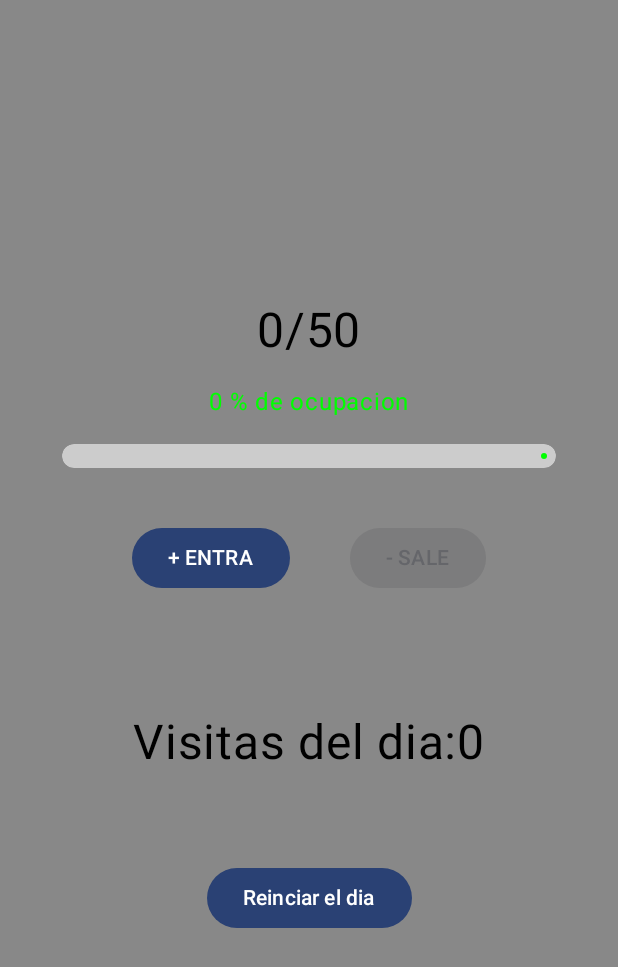
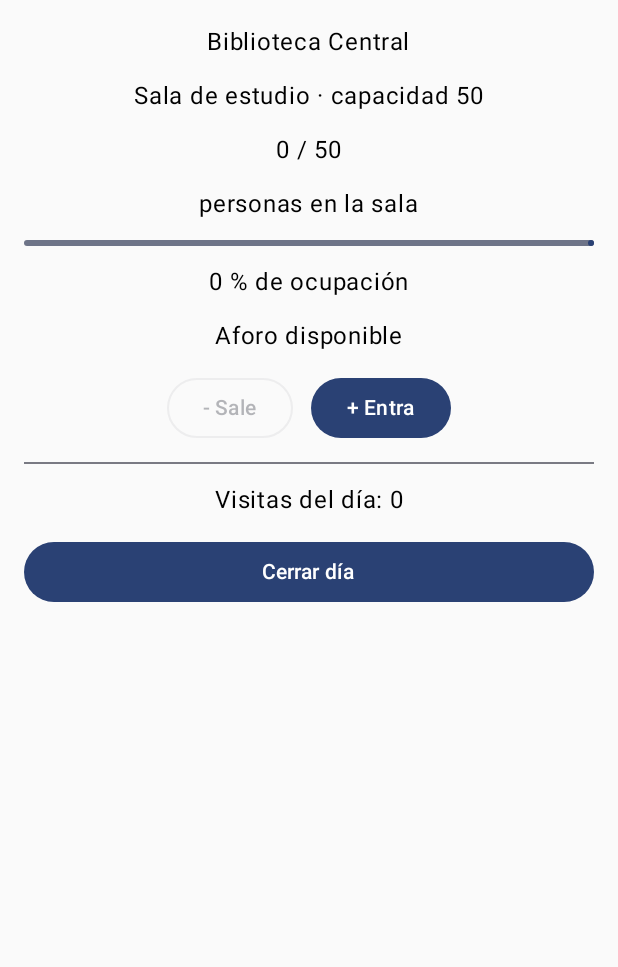
Before and after one commit to aquario668/componentes, an Android app built with Jetpack Compose: the screen it shows after launch (MainActivity), on a phone screen of 412 x 824 dp. Shown: the top 967 px of the screen. Run offline under Robolectric (Android 15) with nearby library versions, the phone set to English and light mode, and no system bars.

Commit message:
practica 01: aforo pero con view model

```diff
--- a/app/build.gradle.kts
+++ b/app/build.gradle.kts
@@ -37,6 +37,7 @@ android {
 }
 
 dependencies {
+    implementation("androidx.lifecycle:lifecycle-viewmodel-compose:<version>")
     implementation(platform(libs.androidx.compose.bom))
     implementation(libs.androidx.activity.compose)
     implementation(libs.androidx.compose.foundation.layout)
--- /dev/null
+++ b/app/src/main/java/com/example/textfield/Components/AforoViewModel.kt
@@ -0,0 +1,43 @@
+package com.example.textfield.Components
+
+import androidx.compose.runtime.getValue
+import androidx.compose.runtime.mutableStateOf
+import androidx.compose.runtime.setValue
+import androidx.lifecycle.ViewModel
+
+class AforoViewModel : ViewModel() {
+    val aforoMax = 50
+    var actuales by mutableStateOf(0)
+    var visitasDelDia by mutableStateOf(0)
+
+    val porcentaje: Float
+        get() = actuales / aforoMax.toFloat()
+
+    val porcentajeTexto: Int
+        get() = (porcentaje * 100).toInt()
+
+    val estadoTexto: String
+        get() = when {
+            actuales >= aforoMax -> "Aforo lleno"
+            porcentaje >= 0.7f -> "Cerca del límite"
+            else -> "Aforo disponible"
+        }
+
+    fun entra() {
+        if (actuales < aforoMax) {
+            actuales++
+            visitasDelDia++
+        }
+    }
+
+    fun sale() {
+        if (actuales > 0) {
+            actuales--
+        }
+    }
+
+    fun cerrarDia() {
+        actuales = 0
+        visitasDelDia = 0
+    }
+}
--- a/app/src/main/java/com/example/textfield/Components/Cards.kt
+++ b/app/src/main/java/com/example/textfield/Components/Cards.kt
@@ -1,31 +1,59 @@
 package com.example.textfield.Components
 
-import androidx.compose.foundation.background
-import androidx.compose.foundation.layout.Arrangement
-import androidx.compose.foundation.layout.Column
-import androidx.compose.foundation.layout.Row
-import androidx.compose.foundation.layout.Spacer
-import androidx.compose.foundation.layout.fillMaxSize
-import androidx.compose.foundation.layout.fillMaxWidth
-import androidx.compose.foundation.layout.height
-import androidx.compose.foundation.layout.padding
-import androidx.compose.foundation.layout.width
-import androidx.compose.material3.Button
-import androidx.compose.material3.MaterialTheme
-import androidx.compose.material3.Text
-import androidx.compose.material3.TextField
+import androidx.compose.foundation.layout.*
+import androidx.compose.material3.*
 import androidx.compose.runtime.Composable
+import androidx.compose.ui.Alignment
 import androidx.compose.ui.Modifier
-import androidx.compose.ui.graphics.Color
 import androidx.compose.ui.unit.dp
 
+@Composable
+fun AforoHoist(
+    actuales: Int,
+    aforoMax: Int,
+    porcentaje: Float,
+    porcentajeTexto: Int,
+    estadoTexto: String,
+    visitasDelDia: Int,
+    onEntra: () -> Unit,
+    onSale: () -> Unit,
+    onCerrarDia: () -> Unit
+) {
+    Column(
+        modifier = Modifier.fillMaxSize().padding(16.dp),
+        horizontalAlignment = Alignment.CenterHorizontally,
+        verticalArrangement = Arrangement.spacedBy(12.dp)
+    ) {
+        Text("Biblioteca Central")
+        Text("Sala de estudio · capacidad $aforoMax")
+        Text("$actuales / $aforoMax")
+        Text("personas en la sala")
+        LinearProgressIndicator(progress = { porcentaje }, modifier = Modifier.fillMaxWidth())
+        Text("$porcentajeTexto % de ocupación")
+        Text(estadoTexto)
 
+        ControlesAforo(
+            actuales = actuales,
+            aforoMax = aforoMax,
+            onEntra = onEntra,
+            onSale = onSale
+        )
 
+        Divider()
+        Text("Visitas del día: $visitasDelDia")
+        Button(onClick = onCerrarDia, modifier = Modifier.fillMaxWidth()) { Text("Cerrar día") }
+    }
+}
 
 @Composable
-fun card(modifier: Modifier
-
-
-){
-
+fun ControlesAforo(
+    actuales: Int,
+    aforoMax: Int,
+    onEntra: () -> Unit,
+    onSale: () -> Unit
+) {
+    Row(horizontalArrangement = Arrangement.spacedBy(12.dp)) {
+        OutlinedButton(onClick = onSale, enabled = actuales > 0) { Text("- Sale") }
+        Button(onClick = onEntra, enabled = actuales < aforoMax) { Text("+ Entra") }
+    }
 }
--- a/app/src/main/java/com/example/textfield/MainActivity.kt
+++ b/app/src/main/java/com/example/textfield/MainActivity.kt
@@ -4,15 +4,9 @@ import android.os.Bundle
 import androidx.activity.ComponentActivity
 import androidx.activity.compose.setContent
 import androidx.activity.enableEdgeToEdge
-import androidx.compose.foundation.layout.fillMaxSize
-import androidx.compose.foundation.layout.padding
-import androidx.compose.foundation.layout.size
-import androidx.compose.material3.Scaffold
-import androidx.compose.material3.Text
 import androidx.compose.runtime.Composable
-import androidx.compose.ui.Modifier
 import androidx.compose.ui.tooling.preview.Preview
-import com.example.textfield.Screen.aforo
+import com.example.textfield.Screen.AforoScreen
 import com.example.textfield.ui.theme.TextfieldTheme
 
 class MainActivity : ComponentActivity() {
@@ -21,8 +15,7 @@ class MainActivity : ComponentActivity() {
         enableEdgeToEdge()
         setContent {
             TextfieldTheme {
-                aforo(Modifier.fillMaxSize())
-
+              AforoScreen()
             }
         }
     }
@@ -30,6 +23,6 @@ class MainActivity : ComponentActivity() {
 
 @Preview
 @Composable
-fun aforopreviw(){
-    aforo(Modifier.fillMaxSize())
+fun Lecturapreview(){
+    AforoScreen()
 }
--- a/app/src/main/java/com/example/textfield/Screen/screen.kt
+++ b/app/src/main/java/com/example/textfield/Screen/screen.kt
@@ -1,102 +1,21 @@
 package com.example.textfield.Screen
 
-import android.widget.Space
-import androidx.compose.foundation.background
-import androidx.compose.foundation.border
-import androidx.compose.foundation.layout.Arrangement
-import androidx.compose.foundation.layout.Column
-import androidx.compose.foundation.layout.Row
-import androidx.compose.foundation.layout.Spacer
-import androidx.compose.foundation.layout.fillMaxSize
-import androidx.compose.foundation.layout.fillMaxWidth
-import androidx.compose.foundation.layout.height
-import androidx.compose.foundation.layout.padding
-import androidx.compose.foundation.shape.RoundedCornerShape
-import androidx.compose.material3.Button
-import androidx.compose.material3.LinearProgressIndicator
-import androidx.compose.material3.Text
 import androidx.compose.runtime.Composable
-import androidx.compose.runtime.MutableState
-import androidx.compose.runtime.getValue
-import androidx.compose.runtime.mutableStateOf
-import androidx.compose.runtime.remember
-import androidx.compose.runtime.saveable.rememberSaveable
-import androidx.compose.runtime.setValue
-import androidx.compose.ui.Alignment
-import androidx.compose.ui.Modifier
-import androidx.compose.ui.draw.clip
-import androidx.compose.ui.graphics.Color
-import androidx.compose.ui.unit.dp
-import androidx.compose.ui.unit.sp
-import com.example.textfield.Components.card
+import androidx.lifecycle.viewmodel.compose.viewModel
+import com.example.textfield.Components.AforoHoist
+import com.example.textfield.Components.AforoViewModel
 
 @Composable
-fun aforo(modifier : Modifier){
-    var actuales by rememberSaveable{mutableStateOf(0) }
-    var totales by remember{mutableStateOf(50)}
-    var visitas by rememberSaveable{mutableStateOf(0) }
-    val porcentaje = if (totales>0) (actuales*100) / totales else 0
-    val progreso = if (totales >0 ) actuales.toFloat() / totales.toFloat() else 0f
-    //
-    val indpro = when{
-        porcentaje < 70 -> Color.Green
-       porcentaje <100 -> Color.Yellow
-        else -> Color.Red
-
-    }
-    Column(Modifier.fillMaxSize().background(Color.Gray),
-        verticalArrangement = Arrangement.Center,
-        horizontalAlignment = Alignment.CenterHorizontally) {
-
-            Text(
-                text = actuales.toString() + "/" + totales.toString(),
-                fontSize = 32.sp
-            )
-        Spacer(Modifier.height(16.dp))
-        Text( text = "$porcentaje % de ocupacion",
-            color = indpro)
-        Spacer(Modifier.height(16.dp))
-        LinearProgressIndicator(
-            progress = progreso,
-            modifier = Modifier
-                .fillMaxWidth(0.8f)
-                .height(16.dp)
-                .clip(RoundedCornerShape(50)),
-            color = indpro,
-            trackColor = Color.LightGray
-
-
-        )
-        Spacer(Modifier.height(16.dp))
-        Row() {
-            Button(
-                onClick = { actuales++ ; visitas++ },
-                enabled = actuales < 50,
-                modifier = Modifier.padding(20.dp)
-
-            ) {
-                Text("+ ENTRA")
-            }
-            Spacer(Modifier.height(16.dp))
-
-            Button(
-                onClick = { actuales--},
-                enabled = actuales > 0,
-                modifier = Modifier.padding(20.dp),
-            ) {
-                Text("- SALE")
-            }
-
-        }
-        Spacer(Modifier.height(60.dp))
-        Text(
-            text = "Visitas del dia:"+visitas,
-            fontSize = 32.sp
-        )
-        Spacer(Modifier.height(60.dp))
-        Button(onClick = {actuales=0 ; visitas=0}) {
-            Text("Reinciar el dia")
-        }
-
-        }
+fun AforoScreen(vm: AforoViewModel = viewModel()) {
+    AforoHoist(
+        actuales = vm.actuales,
+        aforoMax = vm.aforoMax,
+        porcentaje = vm.porcentaje,
+        porcentajeTexto = vm.porcentajeTexto,
+        estadoTexto = vm.estadoTexto,
+        visitasDelDia = vm.visitasDelDia,
+        onEntra = { vm.entra() },
+        onSale = { vm.sale() },
+        onCerrarDia = { vm.cerrarDia() }
+    )
 }
```
